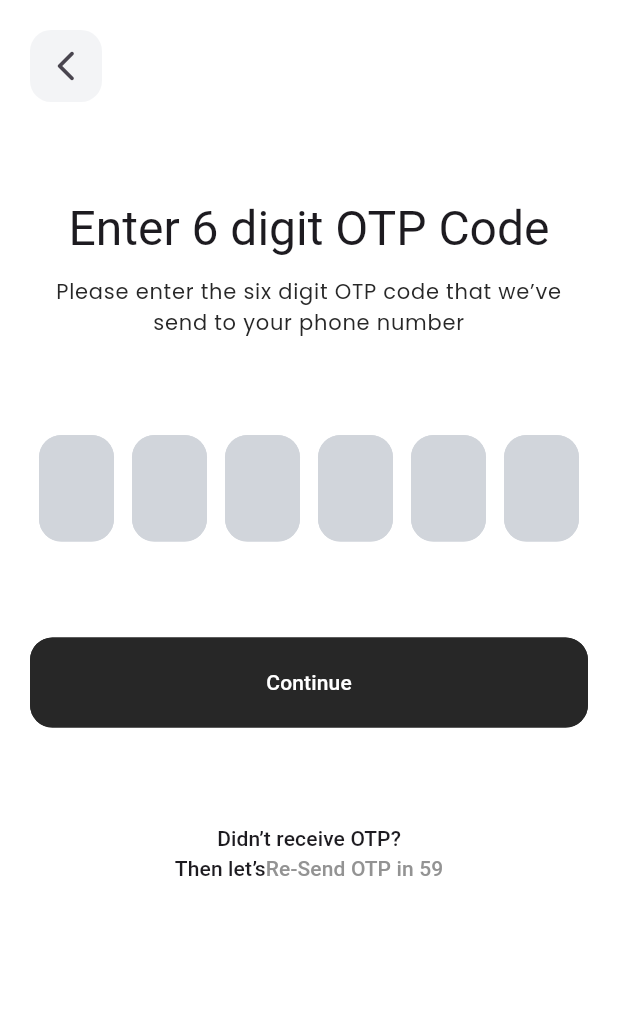
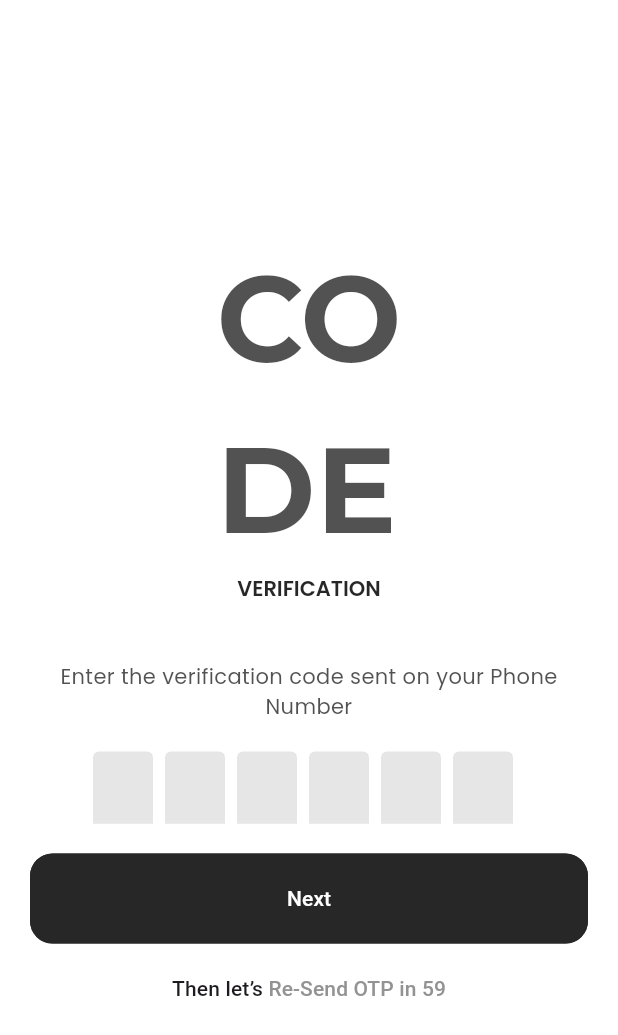
Before and after one commit to CodingwithTea/cwt_starter_template, a Flutter app: the PhoneOtpScreen screen opened by its route, on a phone screen of 412 x 824 dp. Shown: the top 1035 px of the screen. Run offline on Flutter 3.47's test engine with Material 3 defaults, Android fonts, the phone set to English and light mode, and no system bars; drawn by our look-alikes of flutter_otp_text_field, otp_text_field; our stand-ins replace badges, cloud_firestore, connectivity_plus, country_code_picker, firebase_auth, firebase_core and 15 more; missing offline and left inert: flutter_facebook_auth; accounts and stored records are empty.

```diff
--- a/lib/data/repository/authentication_repository/authentication_repository.dart
+++ b/lib/data/repository/authentication_repository/authentication_repository.dart
@@ -9,7 +9,7 @@ import 'package:get/get.dart';
 import 'package:get_storage/get_storage.dart';
 import 'package:google_sign_in/google_sign_in.dart';
 
-import '../../../features/authentication/screens/email_authentication/mail_verification/mail_verification.dart';
+import '../../../features/authentication/screens/email_authentication/signup/verify_email.dart';
 import '../../../features/authentication/screens/on_boarding/on_boarding_screen.dart';
 import '../../../features/authentication/screens/welcome/welcome_screen.dart';
 import '../../../utils/exceptions/firebase_auth_exceptions.dart';
@@ -49,15 +49,12 @@ class AuthenticationRepository extends GetxController {
   void onReady() {
     _firebaseUser = Rx<User?>(_auth.currentUser);
     _firebaseUser.bindStream(_auth.userChanges());
-    ever<User?>(_firebaseUser, (user) {
-      screenRedirect(user);
-    });
-    // screenRedirect(_firebaseUser.value);
     FlutterNativeSplash.remove();
+    screenRedirect(_firebaseUser.value);
     // ever(_firebaseUser, _setInitialScreen);
   }
   /// Function to Show Relevant Screen
-  screenRedirect(User? user, {String phoneNumber = '', bool pinScreen = false, bool stopLoadingWhenReady = false}) async {
+  screenRedirect(User? user, {String phoneNumber = '', bool stopLoadingWhenReady = false}) async {
     if (user != null) {
       // User Logged-In: If email verified let the user go to Home Screen else to the Email Verification Screen
       if (user.emailVerified || user.phoneNumber != null) {
@@ -65,8 +62,8 @@ class AuthenticationRepository extends GetxController {
         await TLocalStorage.init(user.uid);
         Get.offAll(() => const Dashboard());
       } else {
-        // Get.offAll(() => VerifyEmailScreen(email: getUserEmail));
-        Get.offAll(() => const MailVerification());
+        debugPrint(getUserEmail);
+        Get.offAll(() => VerifyEmailScreen(email: getUserEmail));
       }
     } else {
       // Local Storage: User is new or Logged out! If new then write isFirstTime Local storage variable = true.
--- a/lib/features/authentication/screens/phone_number/otp/phone_otp_screen.dart
+++ b/lib/features/authentication/screens/phone_number/otp/phone_otp_screen.dart
@@ -1,11 +1,9 @@
 import 'package:flutter/gestures.dart';
 import 'package:flutter/material.dart';
+import 'package:flutter_otp_text_field/flutter_otp_text_field.dart';
 import 'package:get/get.dart';
-import 'package:otp_text_field/otp_field.dart';
-import 'package:otp_text_field/otp_field_style.dart';
-import 'package:otp_text_field/style.dart';
+import 'package:google_fonts/google_fonts.dart';
 
-import '../../../../../common/widgets/custom_shapes/containers/rounded_container.dart';
 import '../../../../../utils/constants/colors.dart';
 import '../../../../../utils/constants/sizes.dart';
 import '../../../../../utils/constants/text_strings.dart';
@@ -19,77 +17,39 @@ class PhoneOtpScreen extends StatelessWidget {
   Widget build(BuildContext context) {
     final controller = OTPController.instance;
     controller.init();
-
     final dark = THelperFunctions.isDarkMode(context);
-    return SafeArea(
-      child: Scaffold(
+    return Scaffold(
       backgroundColor: dark ? TColors.dark : TColors.white,
-        body: Padding(
-          padding: const EdgeInsets.symmetric(horizontal: TSizes.defaultSpace, vertical: TSizes.defaultSpace),
-          child: SingleChildScrollView(
+      body: Container(
+        padding: const EdgeInsets.all(TSizes.defaultSpace),
         child: Column(
-              crossAxisAlignment: CrossAxisAlignment.start,
+          mainAxisAlignment: MainAxisAlignment.center,
           children: [
-                /// Display back button
-                TRoundedContainer(
-                  padding: EdgeInsets.zero,
-                  backgroundColor: dark ? TColors.iconPrimaryLight : TColors.lightContainer,
-                  child: IconButton(
-                      onPressed: () => Get.back(result: false), icon: const Icon(Icons.arrow_back_ios_new_rounded)),
+            Text(
+              TTexts.tOtpTitle,
+              style: GoogleFonts.montserrat(fontWeight: FontWeight.bold, fontSize: 80.0),
             ),
-
-                const SizedBox(height: TSizes.spaceBtwSections * 2),
-
-                /// Title
-                Center(
-                  child: Text(TTexts.enter6digitOTPCode.tr,
-                      style: Theme.of(context).textTheme.headlineLarge, textAlign: TextAlign.center),
-                ),
-
-                const SizedBox(height: TSizes.spaceBtwItems),
-
-                /// Subtitle123456
-                Text('${TTexts.otpSubTitle.tr} ${THelperFunctions.maskPhoneNumber(controller.phoneNumber.value)}',
-                    textAlign: TextAlign.center, style: Theme.of(context).textTheme.bodyLarge),
-
-                const SizedBox(height: TSizes.spaceBtwSections * 2),
-
-                /// OTP Text Field
-                OTPTextField(
-                  length: 6,
-                  fieldWidth: 50,
-                  outlineBorderRadius: TSizes.borderRadiusLg,
-                  onCompleted: (String verificationCode) => controller.otp = verificationCode,
-                  onChanged: (String code) => controller.otp = code,
-                  fieldStyle: FieldStyle.box,
-                  width: MediaQuery.of(context).size.width,
-                  style: Theme.of(context).textTheme.headlineLarge!.apply(fontSizeDelta: 12),
-                  textFieldAlignment: MainAxisAlignment.spaceAround,
-                  otpFieldStyle: OtpFieldStyle(
-                    borderColor: TColors.primary,
-                    focusBorderColor: dark ? TColors.iconPrimaryLight : TColors.primary,
-                    backgroundColor: dark ? TColors.iconPrimaryLight : TColors.disabledTextLight,
-                    enabledBorderColor: dark ? TColors.iconPrimaryLight : TColors.disabledTextLight,
-                  ),
-                ),
-
-                const SizedBox(height: TSizes.spaceBtwSections * 2),
-
-                /// Continue Button
+            Text(TTexts.tOtpSubTitle.toUpperCase(), style: Theme.of(context).textTheme.titleLarge),
+            const SizedBox(height: 40.0),
+            const Text(TTexts.tOtpMessage, textAlign: TextAlign.center),
+            const SizedBox(height: 20.0),
+            OtpTextField(
+                mainAxisAlignment: MainAxisAlignment.center,
+                numberOfFields: 6,
+                fillColor: Colors.black.withValues(alpha: 0.1),
+                filled: true,
+                onSubmit: (code) {
+                  controller.otp = code;
+                  OTPController.instance.verifyOTP();
+                }),
+            const SizedBox(height: 20.0),
             SizedBox(
               width: double.infinity,
               child: ElevatedButton(
                   onPressed: controller.loader.value ? () {} : () => controller.verifyOTP(),
-                    child: Text(controller.loader.value ? 'Verifying...' : TTexts.tContinue.tr),
+                  child: const Text(TTexts.tNext)),
             ),
-                ),
-
-                const SizedBox(height: TSizes.spaceBtwSections * 2),
-
-                /// Footer Text
-                Center(child: Text(TTexts.otpFooter, style: Theme.of(context).textTheme.titleSmall)),
-
-                /// Footer text with Button
+            const SizedBox(height: 20.0),
             Center(
               child: Obx(
                     () => RichText(
@@ -117,8 +77,100 @@ class PhoneOtpScreen extends StatelessWidget {
           ],
         ),
       ),
-        ),
-      ),
+      // Padding(
+      //   padding: const EdgeInsets.symmetric(horizontal: TSizes.defaultSpace, vertical: TSizes.defaultSpace),
+      //   child: SingleChildScrollView(
+      //     child: Column(
+      //       crossAxisAlignment: CrossAxisAlignment.start,
+      //       children: [
+      //         /// Display back button
+      //         TRoundedContainer(
+      //           padding: EdgeInsets.zero,
+      //           backgroundColor: dark ? TColors.iconPrimaryLight : TColors.lightContainer,
+      //           child: IconButton(
+      //               onPressed: () => Get.back(result: false), icon: const Icon(Icons.arrow_back_ios_new_rounded)),
+      //         ),
+      //
+      //         const SizedBox(height: TSizes.spaceBtwSections * 2),
+      //
+      //         /// Title
+      //         Center(
+      //           child: Text(TTexts.enter6digitOTPCode.tr,
+      //               style: Theme.of(context).textTheme.headlineLarge, textAlign: TextAlign.center),
+      //         ),
+      //
+      //         const SizedBox(height: TSizes.spaceBtwItems),
+      //
+      //         /// Subtitle123456
+      //         Text('${TTexts.otpSubTitle.tr} ${THelperFunctions.maskPhoneNumber(controller.phoneNumber.value)}',
+      //             textAlign: TextAlign.center, style: Theme.of(context).textTheme.bodyLarge),
+      //
+      //         const SizedBox(height: TSizes.spaceBtwSections * 2),
+      //
+      //         /// OTP Text Field
+      //         OTPTextField(
+      //           length: 6,
+      //           fieldWidth: 50,
+      //           outlineBorderRadius: TSizes.borderRadiusLg,
+      //           onCompleted: (String verificationCode) => controller.otp = verificationCode,
+      //           onChanged: (String code) => controller.otp = code,
+      //           fieldStyle: FieldStyle.box,
+      //           width: MediaQuery.of(context).size.width,
+      //           style: Theme.of(context).textTheme.headlineLarge!.apply(fontSizeDelta: 12),
+      //           textFieldAlignment: MainAxisAlignment.spaceAround,
+      //           otpFieldStyle: OtpFieldStyle(
+      //             borderColor: TColors.primary,
+      //             focusBorderColor: dark ? TColors.iconPrimaryLight : TColors.primary,
+      //             backgroundColor: dark ? TColors.iconPrimaryLight : TColors.disabledTextLight,
+      //             enabledBorderColor: dark ? TColors.iconPrimaryLight : TColors.disabledTextLight,
+      //           ),
+      //         ),
+      //
+      //         const SizedBox(height: TSizes.spaceBtwSections * 2),
+      //
+      //         /// Continue Button
+      //         SizedBox(
+      //           width: double.infinity,
+      //           child: ElevatedButton(
+      //             onPressed: controller.loader.value ? () {} : () => controller.verifyOTP(),
+      //             child: Text(controller.loader.value ? 'Verifying...' : TTexts.tContinue.tr),
+      //           ),
+      //         ),
+      //
+      //         const SizedBox(height: TSizes.spaceBtwSections * 2),
+      //
+      //         /// Footer Text
+      //         Center(child: Text(TTexts.otpFooter, style: Theme.of(context).textTheme.titleSmall)),
+      //
+      //         /// Footer text with Button
+      //         Center(
+      //           child: Obx(
+      //             () => RichText(
+      //               text: TextSpan(
+      //                 text: TTexts.thenLets,
+      //                 style: Theme.of(context).textTheme.titleSmall,
+      //                 children: [
+      //                   TextSpan(
+      //                     text: TTexts.resendOTP,
+      //                     recognizer: (controller.secondsRemaining.value > 0) ? null : TapGestureRecognizer()
+      //                       ?..onTap = () => controller.resendOTP(),
+      //                     style: Theme.of(context).textTheme.titleSmall?.copyWith(
+      //                         color: (controller.secondsRemaining.value > 0) ? TColors.darkGrey : TColors.primary),
+      //                   ),
+      //                   if (controller.secondsRemaining.value > 0)
+      //                     TextSpan(
+      //                       text: " ${TTexts.inText} ${controller.secondsRemaining.value}",
+      //                       style: Theme.of(context).textTheme.titleSmall?.copyWith(color: TColors.darkGrey),
+      //                     ),
+      //                 ],
+      //               ),
+      //             ),
+      //           ),
+      //         )
+      //       ],
+      //     ),
+      //   ),
+      // ),
     );
   }
 }
--- a/lib/features/authentication/screens/phone_number/phone_number_screen.dart
+++ b/lib/features/authentication/screens/phone_number/phone_number_screen.dart
@@ -16,7 +16,6 @@ class PhoneNumberScreen extends StatelessWidget {
   @override
   Widget build(BuildContext context) {
     final dark = THelperFunctions.isDarkMode(context);
-    // final controller = SignInController.instance;
     final controller = Get.put(SignInController());
 
     return Scaffold(
--- a/lib/utils/constants/text_strings.dart
+++ b/lib/utils/constants/text_strings.dart
@@ -82,7 +82,7 @@ class TTexts {
   static const String confirmEmailSubTitle = "Congratulations! Your Account Awaits: Verify Your Email to Start Shopping and Experience a World of Unrivaled Deals and Personalized Offers.";
   static const String resendEmail = "Resend Email";
   static const String yourAccountCreatedTitle = "Your account successfully created!";
-  static const String yourAccountCreatedSubTitle = "Welcome to Your Ultimate Shopping Destination: Your Account is Created, Unleash the Joy of Seamless Online Shopping!";
+  static const String yourAccountCreatedSubTitle = "Welcome to Your Application: Your Account is Created, Unleash the Joy of Seamless Online Experience!";
 
 
   // -- Forget Password Text
@@ -100,17 +100,17 @@ class TTexts {
   // -- OTP Screen - Text
   static const String tOtpTitle = "CO\nDE";
   static const String tOtpSubTitle = "Verification";
-  static const String tOtpMessage = "Enter the verification code sent at ";
+  static const String tOtpMessage = "Enter the verification code sent on your Phone Number ";
 
   // -- Phone Number Authentication - Text
   static const String phoneNo = '07-71234-567';
   static const String selectCountry = 'Select Country';
   static const String signupScreenTitle = "signupScreenTitle";
   static const String signupScreenSubTitle = "signupScreenSubTitle";
-  static const String otpVerification = "otpVerification";
-  static const String signInSubTitle = "signInSubTitle";
+  static const String otpVerification = "OTP Verification";
+  static const String signInSubTitle = "We will send a one time SMS message.";
   static const String selectCountryCode = "Select Country Code";
-  static const String sendingOTP = "sendingOTP";
+  static const String sendingOTP = "Sending OTP...";
   static const String phoneVerifiedTitle = "Phone Verified";
   static const String phoneVerifiedMessage = "Your phone number has been verified.";
   static const String noInternet = "No Internet";
@@ -123,7 +123,7 @@ class TTexts {
   static const String enter6digitOTPCode = "Enter 6 digit OTP Code";
   static const String inText = "in";
   static const String resendOTP = "Re-Send OTP";
-  static const String thenLets = "Then let’s";
+  static const String thenLets = "Then let’s ";
 
   // -- Email Verification
   static const String tEmailVerificationTitle = "Verify your email address";
--- a/lib/utils/theme/widget_themes/elevated_button_theme.dart
+++ b/lib/utils/theme/widget_themes/elevated_button_theme.dart
@@ -24,9 +24,9 @@ class TElevatedButtonTheme {
   static final darkElevatedButtonTheme = ElevatedButtonThemeData(
     style: ElevatedButton.styleFrom(
       elevation: 0,
-      foregroundColor: TColors.white,
-      backgroundColor: TColors.primary,
-      side: const BorderSide(color: TColors.primary),
+      foregroundColor: TColors.dark,
+      backgroundColor: TColors.white,
+      side: const BorderSide(color: TColors.white),
       padding: const EdgeInsets.symmetric(vertical: TSizes.buttonHeight),
       shape: RoundedRectangleBorder(borderRadius: BorderRadius.circular(TSizes.borderRadiusLg)),
     ),
```
Lines whose indentation alone changed are shown as unchanged.
